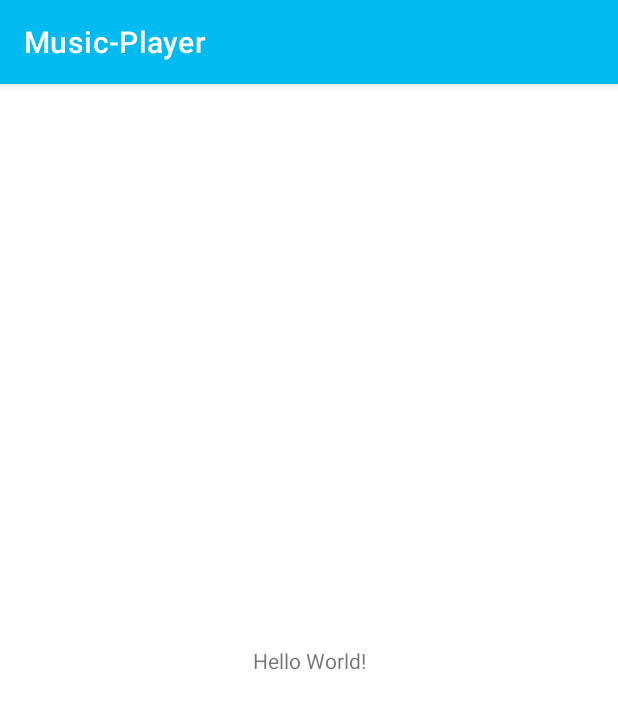
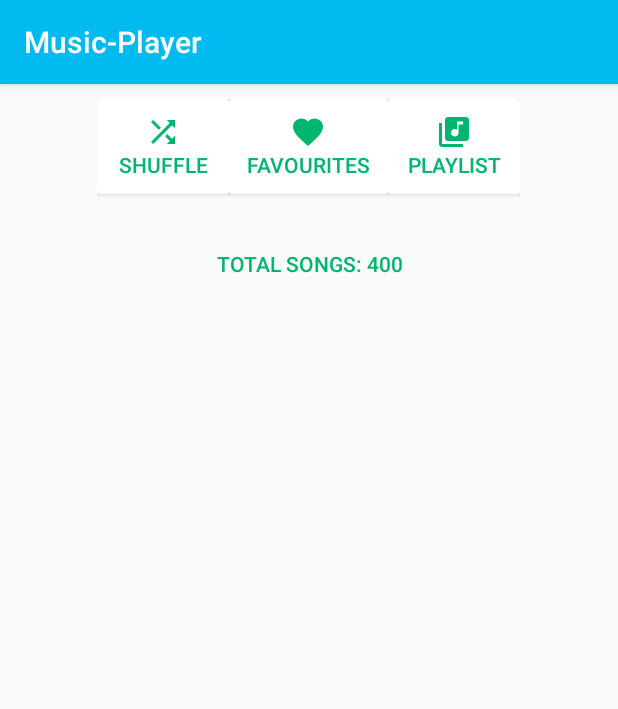
Before and after one commit to ctoloza-dev/Music-Player, an Android app: the MainActivity screen opened directly, with no data from a screen before it, on a phone screen of 412 x 824 dp. Shown: the top 709 px of the screen. Run offline under Robolectric (Android 15) with nearby library versions, the light colour scheme and no system bars; our stand-ins replace data binding.

Commit message:
Creating Main Ui Adjust Splash Created resources Creating logs classes for console info Enabled DataBinding import libs -> Gson, Glide, SweetAlertDialog

```diff
--- a/app/src/main/java/com/music_player/MainActivity.kt
+++ b/app/src/main/java/com/music_player/MainActivity.kt
@@ -1,11 +1,45 @@
 package com.music_player
 
+import android.os.Bundle
+import android.view.View
 import androidx.appcompat.app.AppCompatActivity
-import android.os.Bundle
+import androidx.databinding.DataBindingUtil
+import androidx.recyclerview.widget.LinearLayoutManager
+import androidx.recyclerview.widget.RecyclerView
+import com.music_player.adapters.OptionsAdapter
+import com.music_player.databinding.ActivityMainBinding
+import com.music_player.models.MenuModel
+import com.music_player.utils.logs.Logger
+
 
 class MainActivity : AppCompatActivity() {
+    private var totalSongs = 0
+    private var binding: ActivityMainBinding? = null
+
     override fun onCreate(savedInstanceState: Bundle?) {
         super.onCreate(savedInstanceState)
-        setContentView(R.layout.activity_main)
+        binding = DataBindingUtil.setContentView(this, R.layout.activity_main)
+        initOptions()
+        binding!!.total = totalSongs
+    }
+
+    private fun initOptions() {
+        val list = arrayListOf<MenuModel>()
+        list.add(MenuModel(getString(R.string.shuffle), R.drawable.ic_shuffle))
+        list.add(MenuModel(getString(R.string.favourites), R.drawable.ic_favorite))
+        list.add(MenuModel(getString(R.string.playlist), R.drawable.ic_playlist))
+
+        val recycler = findViewById<View>(R.id.opts) as RecyclerView
+        recycler.adapter = OptionsAdapter(this, list)
+        recycler.layoutManager = LinearLayoutManager(this, LinearLayoutManager.HORIZONTAL, false)
+        recycler.setHasFixedSize(true)
+        recycler.isNestedScrollingEnabled = false
+        totalSongs = 400
+    }
+
+
+    companion object {
+        val onCLick: View.OnClickListener =
+            View.OnClickListener { v -> Logger.error("Data: ${v!!.contentDescription} ") }
     }
 }
--- /dev/null
+++ b/app/src/main/java/com/music_player/adapters/OptionsAdapter.kt
@@ -0,0 +1,37 @@
+package com.music_player.adapters
+
+import android.content.Context
+import android.view.LayoutInflater
+import android.view.View
+import android.view.ViewGroup
+import android.widget.Button
+import androidx.recyclerview.widget.RecyclerView
+import com.music_player.MainActivity
+import com.music_player.R
+import com.music_player.models.MenuModel
+
+class OptionsAdapter(
+    private var ctx: Context,
+    private var mFiles: ArrayList<MenuModel>
+) :
+    RecyclerView.Adapter<OptionsAdapter.GenViewHolder>() {
+
+    override fun onCreateViewHolder(parent: ViewGroup, viewType: Int): GenViewHolder =
+        GenViewHolder(LayoutInflater.from(ctx).inflate(R.layout.btn_item, parent, false))
+
+    override fun onBindViewHolder(holder: GenViewHolder, position: Int) {
+        val item = mFiles[position]
+        holder.option.contentDescription = item.btn
+        holder.option.text = item.btn
+        holder.option.setCompoundDrawablesWithIntrinsicBounds(0, item.drawable, 0, 0)
+        holder.option.setOnClickListener(MainActivity.onCLick)
+
+    }
+
+    override fun getItemCount(): Int = mFiles.size
+
+    class GenViewHolder(itemView: View) : RecyclerView.ViewHolder(itemView) {
+        var option: Button = itemView.findViewById(R.id.option)
+
+    }
+}
--- /dev/null
+++ b/app/src/main/java/com/music_player/models/MenuModel.kt
@@ -0,0 +1,5 @@
+package com.music_player.models
+
+data class MenuModel(val btn: String, val drawable: Int) {
+
+}
--- /dev/null
+++ b/app/src/main/java/com/music_player/utils/logs/LogType.kt
@@ -0,0 +1,5 @@
+package com.music_player.utils.logs
+
+enum class LogType {
+    ERROR, FLUJO, EXCEPTION, COMUNICACION, TIMER, PRINT, CONSOLE, REVERSAL
+}
--- /dev/null
+++ b/app/src/main/res/drawable/ic_favorite.xml
@@ -0,0 +1,10 @@
+<vector xmlns:android="http://schemas.android.com/apk/res/android"
+    android:width="24dp"
+    android:height="24dp"
+    android:viewportWidth="24"
+    android:viewportHeight="24"
+    android:tint="?attr/colorControlNormal">
+  <path
+      android:fillColor="@android:color/white"
+      android:pathData="M12,21.35l-1.45,-1.32C5.4,15.36 2,12.28 2,8.5 2,5.42 4.42,3 7.5,3c1.74,0 3.41,0.81 4.5,2.09C13.09,3.81 14.76,3 16.5,3 19.58,3 22,5.42 22,8.5c0,3.78 -3.4,6.86 -8.55,11.54L12,21.35z"/>
+</vector>
--- /dev/null
+++ b/app/src/main/res/drawable/ic_playlist.xml
@@ -0,0 +1,10 @@
+<vector xmlns:android="http://schemas.android.com/apk/res/android"
+    android:width="24dp"
+    android:height="24dp"
+    android:viewportWidth="24"
+    android:viewportHeight="24"
+    android:tint="?attr/colorControlNormal">
+  <path
+      android:fillColor="@android:color/white"
+      android:pathData="M20,2L8,2c-1.1,0 -2,0.9 -2,2v12c0,1.1 0.9,2 2,2h12c1.1,0 2,-0.9 2,-2L22,4c0,-1.1 -0.9,-2 -2,-2zM18,7h-3v5.5c0,1.38 -1.12,2.5 -2.5,2.5S10,13.88 10,12.5s1.12,-2.5 2.5,-2.5c0.57,0 1.08,0.19 1.5,0.51L14,5h4v2zM4,6L2,6v14c0,1.1 0.9,2 2,2h14v-2L4,20L4,6z"/>
+</vector>
--- /dev/null
+++ b/app/src/main/res/drawable/ic_shuffle.xml
@@ -0,0 +1,10 @@
+<vector xmlns:android="http://schemas.android.com/apk/res/android"
+    android:width="24dp"
+    android:height="24dp"
+    android:viewportWidth="24"
+    android:viewportHeight="24"
+    android:tint="?attr/colorControlNormal">
+  <path
+      android:fillColor="@android:color/white"
+      android:pathData="M10.59,9.17L5.41,4 4,5.41l5.17,5.17 1.42,-1.41zM14.5,4l2.04,2.04L4,18.59 5.41,20 17.96,7.46 20,9.5L20,4h-5.5zM14.83,13.41l-1.41,1.41 3.13,3.13L14.5,20L20,20v-5.5l-2.04,2.04 -3.13,-3.13z"/>
+</vector>
--- a/app/src/main/res/layout/activity_main.xml
+++ b/app/src/main/res/layout/activity_main.xml
@@ -1,18 +1,45 @@
 <?xml version="1.0" encoding="utf-8"?>
-<androidx.constraintlayout.widget.ConstraintLayout xmlns:android="http://schemas.android.com/apk/res/android"
-    xmlns:app="http://schemas.android.com/apk/res-auto"
-    xmlns:tools="http://schemas.android.com/tools"
-    android:layout_width="match_parent"
-    android:layout_height="match_parent"
-    tools:context=".MainActivity">
+<layout>
 
-    <TextView
-        android:layout_width="wrap_content"
-        android:layout_height="wrap_content"
-        android:text="Hello World!"
-        app:layout_constraintBottom_toBottomOf="parent"
-        app:layout_constraintLeft_toLeftOf="parent"
-        app:layout_constraintRight_toRightOf="parent"
-        app:layout_constraintTop_toTopOf="parent" />
+    <data>
 
-</androidx.constraintlayout.widget.ConstraintLayout>
+        <variable
+            name="total"
+            type="Integer" />
+    </data>
+
+    <LinearLayout xmlns:android="http://schemas.android.com/apk/res/android"
+        xmlns:tools="http://schemas.android.com/tools"
+        android:layout_width="match_parent"
+        android:layout_height="match_parent"
+        android:orientation="vertical"
+        tools:context=".MainActivity">
+
+
+        <androidx.recyclerview.widget.RecyclerView
+            android:id="@+id/opts"
+            android:layout_width="wrap_content"
+            android:layout_height="100dp"
+            android:layout_gravity="center"
+            android:paddingTop="10dp">
+
+        </androidx.recyclerview.widget.RecyclerView>
+
+
+        <LinearLayout
+            android:layout_width="match_parent"
+            android:layout_height="match_parent"
+            android:orientation="vertical">
+
+            <TextView
+                style="@style/tvDesign"
+                android:gravity="center_horizontal"
+                android:text="@{@string/total_song +' '+ total}" />
+
+            <androidx.recyclerview.widget.RecyclerView
+                android:layout_width="match_parent"
+                android:layout_height="match_parent" />
+        </LinearLayout>
+
+    </LinearLayout>
+</layout>
--- /dev/null
+++ b/app/src/main/res/layout/btn_item.xml
@@ -0,0 +1,12 @@
+<?xml version="1.0" encoding="utf-8"?>
+<androidx.cardview.widget.CardView xmlns:android="http://schemas.android.com/apk/res/android"
+    android:layout_width="wrap_content"
+    android:layout_height="wrap_content"
+    android:layout_centerInParent="true">
+
+    <Button
+        android:id="@+id/option"
+        style="@style/optionButton"
+        android:text="@string/shuffle"
+        android:drawableTop="@drawable/ic_shuffle" />
+</androidx.cardview.widget.CardView>
--- a/app/src/main/res/values-night/themes.xml
+++ b/app/src/main/res/values-night/themes.xml
@@ -1,6 +1,6 @@
 <resources xmlns:tools="http://schemas.android.com/tools">
     <!-- Base application theme. -->
-    <style name="Theme.MusicPlayer" parent="Theme.MaterialComponents.DayNight.DarkActionBar">
+    <style name="Theme.MusicPlayer" parent="Theme.MaterialComponents.DayNight.DarkActionBar.Bridge">
         <!-- Primary brand color. -->
         <item name="colorPrimary">@color/colorPrimaryDark</item>
         <item name="colorPrimaryVariant">@color/colorPrimaryDark</item>
@@ -28,7 +28,21 @@
         <item name="lottie_loop">true</item>
     </style>
 
-    <style name="splashTheme" parent="Theme.MaterialComponents.DayNight.NoActionBar">
+    <style name="splashTheme" parent="Theme.MusicPlayer">
         <item name="android:windowBackground">@drawable/splash_screen</item>
     </style>
+
+    <style name="optionButton" parent="Widget.AppCompat.Button.Borderless">
+        <item name="android:layout_width">wrap_content</item>
+        <item name="android:layout_height">wrap_content</item>
+        <item name="drawableTint">@color/colorAccent</item>
+        <item name="android:windowBackground">@drawable/splash_screen</item>
+        <item name="android:textColor">@color/colorAccent</item>
+    </style>
+
+    <style name="tvDesign" parent="Widget.AppCompat.Button.Borderless">
+        <item name="android:layout_width">match_parent</item>
+        <item name="android:layout_height">wrap_content</item>
+        <item name="android:textColor">@color/colorAccent</item>
+    </style>
 </resources>
--- a/app/src/main/res/values/strings.xml
+++ b/app/src/main/res/values/strings.xml
@@ -11,4 +11,8 @@
     <string name="opt_no">No</string>
     <string name="songs_image">Songs Image</string>
     <string name="file_name">File Name</string>
+    <string name="shuffle">Shuffle</string>
+    <string name="playlist">Playlist</string>
+    <string name="favourites">Favourites</string>
+    <string name="total_song">Total Songs:</string>
 </resources>
--- a/app/src/main/res/values/themes.xml
+++ b/app/src/main/res/values/themes.xml
@@ -1,6 +1,6 @@
 <resources xmlns:tools="http://schemas.android.com/tools">
     <!-- Base application theme. -->
-    <style name="Theme.MusicPlayer" parent="Theme.MaterialComponents.DayNight.DarkActionBar">
+    <style name="Theme.MusicPlayer" parent="Theme.MaterialComponents.DayNight.DarkActionBar.Bridge">
         <!-- Primary brand color. -->
         <item name="colorPrimary">@color/colorPrimary</item>
         <item name="colorPrimaryVariant">@color/colorPrimary</item>
@@ -14,7 +14,7 @@
         <!-- Customize your theme here. -->
     </style>
 
-    <style name="animation" parent="Theme.MaterialComponents.DayNight.DarkActionBar">
+    <style name="animation" parent="Theme.MusicPlayer">
         <item name="android:layout_width">wrap_content</item>
         <item name="android:layout_height">wrap_content</item>
         <item name="layout_constraintBottom_toBottomOf">parent</item>
@@ -28,7 +28,21 @@
         <item name="lottie_loop">true</item>
     </style>
 
-    <style name="splashTheme" parent="Theme.MaterialComponents.DayNight.NoActionBar">
-       <item name="android:windowBackground">@drawable/splash_screen</item>
+    <style name="splashTheme" parent="Theme.MusicPlayer">
+        <item name="android:windowBackground">@drawable/splash_screen</item>
+    </style>
+
+    <style name="optionButton" parent="Widget.AppCompat.Button.Borderless">
+        <item name="android:layout_width">wrap_content</item>
+        <item name="android:layout_height">wrap_content</item>
+        <item name="drawableTint">@color/colorAccentDark</item>
+        <item name="android:windowBackground">@drawable/splash_screen</item>
+        <item name="android:textColor">@color/colorAccentDark</item>
+    </style>
+
+    <style name="tvDesign" parent="Widget.AppCompat.Button.Borderless">
+        <item name="android:layout_width">match_parent</item>
+        <item name="android:layout_height">wrap_content</item>
+        <item name="android:textColor">@color/colorAccentDark</item>
     </style>
 </resources>
--- a/gradle.properties
+++ b/gradle.properties
@@ -15,5 +15,6 @@ org.gradle.jvmargs=-Xmx2048m -Dfile.encoding=UTF-8
 # Android operating system, and which are packaged with your app"s APK
 # https://developer.android.com/topic/libraries/support-library/androidx-rn
 android.useAndroidX=true
+android.enableJetifier=true
 # Kotlin code style for this project: "official" or "obsolete":
 kotlin.code.style=official
```
Also changed, not shown: app/build.gradle (+9 -0 lines), app/src/main/java/com/music_player/utils/Utilities.kt (added, +9 -0 lines), app/src/main/java/com/music_player/utils/UtilitiesImpl.kt (added, +45 -0 lines), app/src/main/java/com/music_player/utils/logs/Log.kt (added, +222 -0 lines), app/src/main/java/com/music_player/utils/logs/Logger.kt (added, +162 -0 lines), app/src/main/res/layout/buttons.xml (added, +35 -0 lines), 1 other file.
